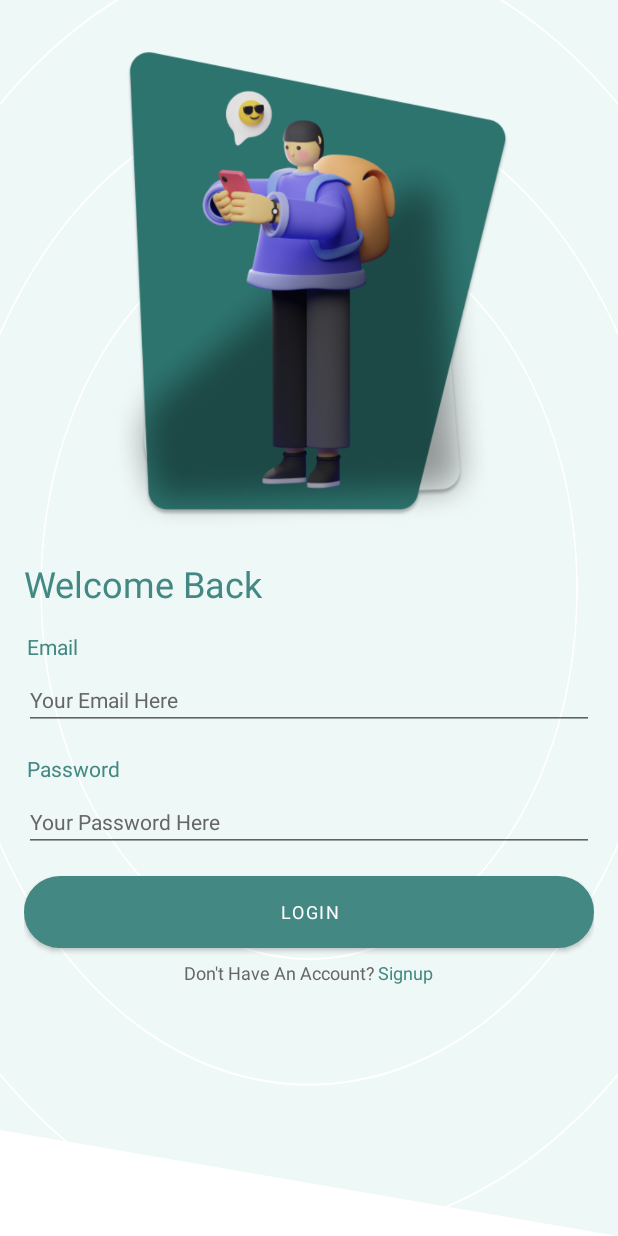
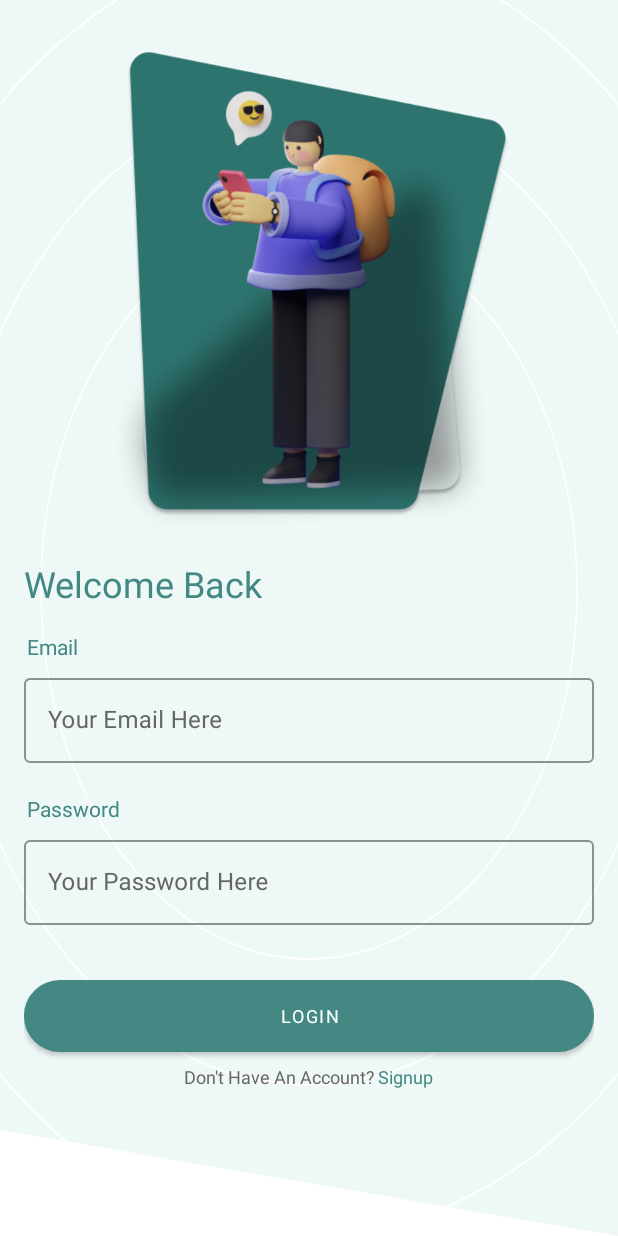
Before and after one commit to Abdelilah27/Foody-App, an Android app: the screen it shows after launch (MainActivity), after a tap on "GET STARTED", on a phone screen of 412 x 824 dp. Run offline under Robolectric (Android 15) with nearby library versions, the phone set to English and light mode, and no system bars; our stand-ins replace Dagger/Hilt's generated code, Room's generated code, data binding; Roboto replaces fonts that are not available here.

Commit message:
Login Logic Implementation

```diff
--- a/app/src/main/java/com/foody/foody/db/AppDao.kt
+++ b/app/src/main/java/com/foody/foody/db/AppDao.kt
@@ -17,4 +17,8 @@ interface AppDao {
     @Query("SELECT * FROM USER_TABLE WHERE email=:email")
     suspend fun findUserByEmail(email: String): List<User>?
 
+    @Query("SELECT * FROM USER_TABLE WHERE email=:email and password=:password")
+    suspend fun findUserByEmailAndPass(email: String, password: String): List<User>?
+
+
 }
--- a/app/src/main/java/com/foody/foody/repository/RoomRepository.kt
+++ b/app/src/main/java/com/foody/foody/repository/RoomRepository.kt
@@ -12,4 +12,8 @@ class RoomRepository @Inject constructor(private val dao: AppDao) {
     suspend fun findUserByEmail(email: String): List<User>? {
         return dao.findUserByEmail(email)
     }
+
+    suspend fun findUserByEmailAndPass(email: String, password: String): List<User>? {
+        return dao.findUserByEmailAndPass(email, password)
+    }
 }
--- a/app/src/main/java/com/foody/foody/ui/login/LoginFragment.kt
+++ b/app/src/main/java/com/foody/foody/ui/login/LoginFragment.kt
@@ -1,33 +1,64 @@
 package com.foody.foody.ui.login
 
 import android.os.Bundle
+import android.view.LayoutInflater
 import android.view.View
+import android.view.ViewGroup
 import androidx.fragment.app.Fragment
+import androidx.fragment.app.viewModels
+import androidx.lifecycle.Observer
 import androidx.navigation.fragment.findNavController
 import com.foody.foody.R
 import com.foody.foody.databinding.FragmentLoginBinding
+import com.foody.foody.utils.PIBaseActivity
+import com.foody.foody.utils.Resource
 import dagger.hilt.android.AndroidEntryPoint
 
 @AndroidEntryPoint
 class LoginFragment : Fragment(R.layout.fragment_login) {
-    override fun onViewCreated(view: View, savedInstanceState: Bundle?) {
-        super.onViewCreated(view, savedInstanceState)
-        val binding = FragmentLoginBinding.bind(view)
+    private val viewModel: LoginViewModel by viewModels()
+    override fun onCreate(savedInstanceState: Bundle?) {
+        super.onCreate(savedInstanceState)
+        setHasOptionsMenu(true)
+    }
 
-        // On Login Button Click
-        binding.mainButtonLoginFragment.setOnClickListener {
-            val action =
-                LoginFragmentDirections.actionLoginFragmentToBottomNavigationFragment()
-            findNavController().navigate(action)
-        }
+    override fun onCreateView(
+        inflater: LayoutInflater,
+        container: ViewGroup?,
+        savedInstanceState: Bundle?
+    ): View? {
+        val loginBinding = FragmentLoginBinding.inflate(inflater, container, false)
+        loginBinding.loginViewModel = viewModel
+        loginBinding.lifecycleOwner = this
+        initUI(loginBinding)
+        return loginBinding.root
+    }
+
+    private fun initUI(loginBinding: FragmentLoginBinding) {
+        viewModel.liveLoginFlow.observe(viewLifecycleOwner, Observer {
+            when (it) {
+                Resource.Status.LOADING -> {
+                    (activity as PIBaseActivity).showProgressDialog("Login")
+                }
+                Resource.Status.SUCCESS -> {
+                    (activity as PIBaseActivity).dismissProgressDialog("Login")
+                    val action =
+                        LoginFragmentDirections.actionLoginFragmentToBottomNavigationFragment()
+                    findNavController().navigate(action)
+                }
+                else -> {
+                    (activity as PIBaseActivity).dismissProgressDialog("Login")
+                }
+            }
+
+        })
 
         // On Registration text Click
-        binding.registrationTextLoginFragment.setOnClickListener {
+        loginBinding.registrationTextLoginFragment.setOnClickListener {
             val action =
                 LoginFragmentDirections.actionLoginFragmentToRegistrationFragment()
             findNavController().navigate(action)
         }
+    }
 
-
-    }
 }
--- /dev/null
+++ b/app/src/main/java/com/foody/foody/ui/login/LoginViewModel.kt
@@ -0,0 +1,75 @@
+package com.foody.foody.ui.login
+
+import android.util.Log
+import androidx.lifecycle.LiveData
+import androidx.lifecycle.MutableLiveData
+import androidx.lifecycle.ViewModel
+import androidx.lifecycle.viewModelScope
+import com.foody.foody.Application
+import com.foody.foody.R
+import com.foody.foody.model.User
+import com.foody.foody.repository.RoomRepository
+import com.foody.foody.utils.BinderUtil.toSHA256Hash
+import com.foody.foody.utils.FunUtil
+import com.foody.foody.utils.Resource
+import dagger.hilt.android.lifecycle.HiltViewModel
+import kotlinx.coroutines.launch
+import javax.inject.Inject
+
+
+@HiltViewModel
+class LoginViewModel @Inject constructor(private val repository: RoomRepository) : ViewModel() {
+    private val _liveUser =
+        MutableLiveData<User>(User())
+    val liveUser: LiveData<User> = _liveUser
+    private val _errorUser: MutableLiveData<Int> = MutableLiveData(R.string.empty)
+    val errorUser: LiveData<Int> = _errorUser
+    private val _errorPass: MutableLiveData<Int> = MutableLiveData(R.string.empty)
+    val errorPass: LiveData<Int> = _errorPass
+
+    val liveLoginFlow = MutableLiveData<Resource.Status>(Resource.Status.NONE)
+
+
+    fun onLoginClicked(): Boolean {
+        var isValid = true
+        if (liveUser.value?.email.isNullOrEmpty()) {
+            _errorUser.postValue(R.string.email_error)
+            isValid = false
+        }
+
+        if (isValid && !FunUtil.isEmailValid(liveUser.value?.email!!)) {
+            _errorUser.postValue(R.string.email_error)
+            isValid = false
+        }
+
+        if (isValid && liveUser.value?.password.isNullOrEmpty()) {
+            _errorPass.postValue(R.string.password_error)
+            isValid = false
+        }
+
+        if (isValid) {
+            liveLoginFlow.postValue(Resource.Status.LOADING)
+            viewModelScope.launch {
+                val listUser = repository.findUserByEmailAndPass(
+                    liveUser.value!!.email, liveUser.value!!.password.toSHA256Hash()
+                )
+                if (listUser?.isEmpty() == true) {
+                    _errorUser.postValue(R.string.user_mail_pass_error)
+                    liveLoginFlow.postValue(Resource.Status.ERROR)
+                } else if (listUser?.isNotEmpty() == true) {
+                    val userInfo = User(
+                        id = listUser.first().id, name = listUser.first().name,
+                        email = listUser
+                            .first()
+                            .email
+                    )
+                    Application.currUser = userInfo
+                    liveLoginFlow.postValue(Resource.Status.SUCCESS)
+                }
+            }
+        }
+
+        return isValid
+    }
+
+}
--- a/app/src/main/res/layout/fragment_login.xml
+++ b/app/src/main/res/layout/fragment_login.xml
@@ -1,13 +1,20 @@
 <?xml version="1.0" encoding="utf-8"?>
-<ScrollView xmlns:android="http://schemas.android.com/apk/res/android"
-    xmlns:app="http://schemas.android.com/apk/res-auto"
-    xmlns:tools="http://schemas.android.com/tools"
+<layout xmlns:android="http://schemas.android.com/apk/res/android"
+    xmlns:app="http://schemas.android.com/apk/res-auto">
+
+    <data>
+
+        <variable
+            name="loginViewModel"
+            type="com.foody.foody.ui.login.LoginViewModel" />
+    </data>
+
+    <ScrollView
         android:layout_width="match_parent"
-    android:layout_height="match_parent"
+        android:layout_height="wrap_content"
         android:background="@drawable/background_welcome_fragment"
         android:fillViewport="true"
-    android:padding="16dp"
-    tools:context=".ui.login.LoginFragment">
+        android:padding="16dp">
 
         <androidx.constraintlayout.widget.ConstraintLayout
             android:layout_width="match_parent"
@@ -58,21 +65,27 @@
                         android:layout_height="wrap_content"
                         android:text="@string/email_title_login_fragment" />
 
-                <EditText
-                    android:id="@+id/edit_text_email_login_fragment"
+                    <com.google.android.material.textfield.TextInputLayout
                         style="@style/text_edit_login_registration_fragment"
                         android:layout_width="match_parent"
                         android:layout_height="wrap_content"
-                    android:hint="@string/edit_text_email_login_fragment">
+                        android:hint="@string/edit_text_email_login_fragment"
+                        app:endIconMode="clear_text"
+                        app:errorText="@{loginViewModel.errorUser}">
 
-                </EditText>
+                        <com.google.android.material.textfield.TextInputEditText
+                            android:id="@+id/edit_text_name_registration_fragment"
+                            android:layout_width="match_parent"
+                            android:layout_height="wrap_content"
+                            android:inputType="text"
+                            android:text="@={loginViewModel.liveUser.email}" />
+                    </com.google.android.material.textfield.TextInputLayout>
 
                 </LinearLayout>
 
                 <LinearLayout
                     android:layout_width="match_parent"
                     android:layout_height="match_parent"
-                android:layout_marginTop="16dp"
                     android:orientation="vertical">
 
                     <TextView
@@ -81,15 +94,22 @@
                         android:layout_height="wrap_content"
                         android:text="@string/pass_title_login_fragment" />
 
-                <EditText
-                    android:id="@+id/edit_text_pass_login_fragment"
+                    <com.google.android.material.textfield.TextInputLayout
                         style="@style/text_edit_login_registration_fragment"
                         android:layout_width="match_parent"
                         android:layout_height="wrap_content"
                         android:hint="@string/edit_text_pass_login_fragment"
-                    android:inputType="textPassword">
+                        app:endIconMode="clear_text"
+                        app:errorText="@{loginViewModel.errorPass}">
 
-                </EditText>
+                        <com.google.android.material.textfield.TextInputEditText
+                            android:id="@+id/edit_text_pass_login_fragment"
+                            android:layout_width="match_parent"
+                            android:layout_height="wrap_content"
+                            android:inputType="textPassword"
+                            android:text="@={loginViewModel.liveUser.password}" />
+                    </com.google.android.material.textfield.TextInputLayout>
+
 
                 </LinearLayout>
 
@@ -99,6 +119,7 @@
                     android:layout_width="match_parent"
                     android:layout_height="wrap_content"
                     android:layout_marginTop="16dp"
+                    android:onClick="@{()-> loginViewModel.onLoginClicked()}"
                     android:text="@string/main_button_login_fragment" />
 
                 <LinearLayout
@@ -125,6 +146,7 @@
             </LinearLayout>
 
         </androidx.constraintlayout.widget.ConstraintLayout>
+    </ScrollView>
 
 
-</ScrollView>
+</layout>
--- a/app/src/main/res/layout/fragment_registration.xml
+++ b/app/src/main/res/layout/fragment_registration.xml
@@ -3,7 +3,6 @@
     xmlns:app="http://schemas.android.com/apk/res-auto">
 
     <data>
-
         <variable
             name="registrationViewModel"
             type="com.foody.foody.ui.registration.RegistrationViewModel" />
@@ -12,6 +11,7 @@
     <ScrollView
         android:layout_width="match_parent"
         android:layout_height="wrap_content"
+        android:background="@drawable/background_welcome_fragment"
         android:fillViewport="true"
         android:padding="16dp">
 
--- a/app/src/main/res/navigation/bottom_navigation.xml
+++ b/app/src/main/res/navigation/bottom_navigation.xml
@@ -7,12 +7,12 @@
 
     <fragment
         android:id="@+id/dashboardFragment"
-        android:name="com.foody.foody.DashboardFragment"
+        android:name="com.foody.foody.ui.dashboard.DashboardFragment"
         android:label="fragment_dashboard"
         tools:layout="@layout/fragment_dashboard" />
     <fragment
         android:id="@+id/favoritesFragment"
-        android:name="com.foody.foody.FavoritesFragment"
+        android:name="com.foody.foody.ui.favorites.FavoritesFragment"
         android:label="fragment_favorites"
         tools:layout="@layout/fragment_favorites" />
 </navigation>
--- a/app/src/main/res/values/strings.xml
+++ b/app/src/main/res/values/strings.xml
@@ -46,6 +46,7 @@
     <string name="verification_password_not_match_error">Password is not matching</string>
     <string name="checkBox_error">You should accept all the terms</string>
     <string name="email_exist_error">Email already exist</string>
+    <string name="user_mail_pass_error">Invalid username or password</string>
 
 
 </resources>
```
Also changed, not shown: app/src/main/java/com/foody/foody/ui/registration/RegistrationViewModel.kt (+2 -8 lines), app/src/main/java/com/foody/foody/utils/FunUtil.kt (added, +9 -0 lines). Lines whose indentation alone changed are shown as unchanged.
